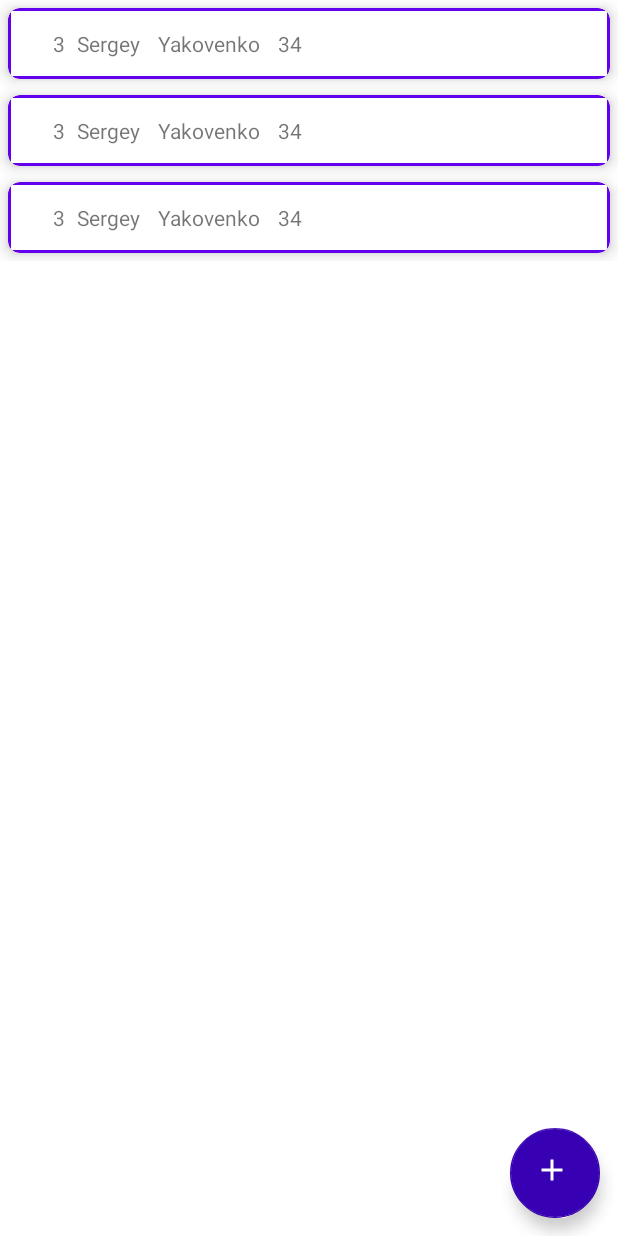
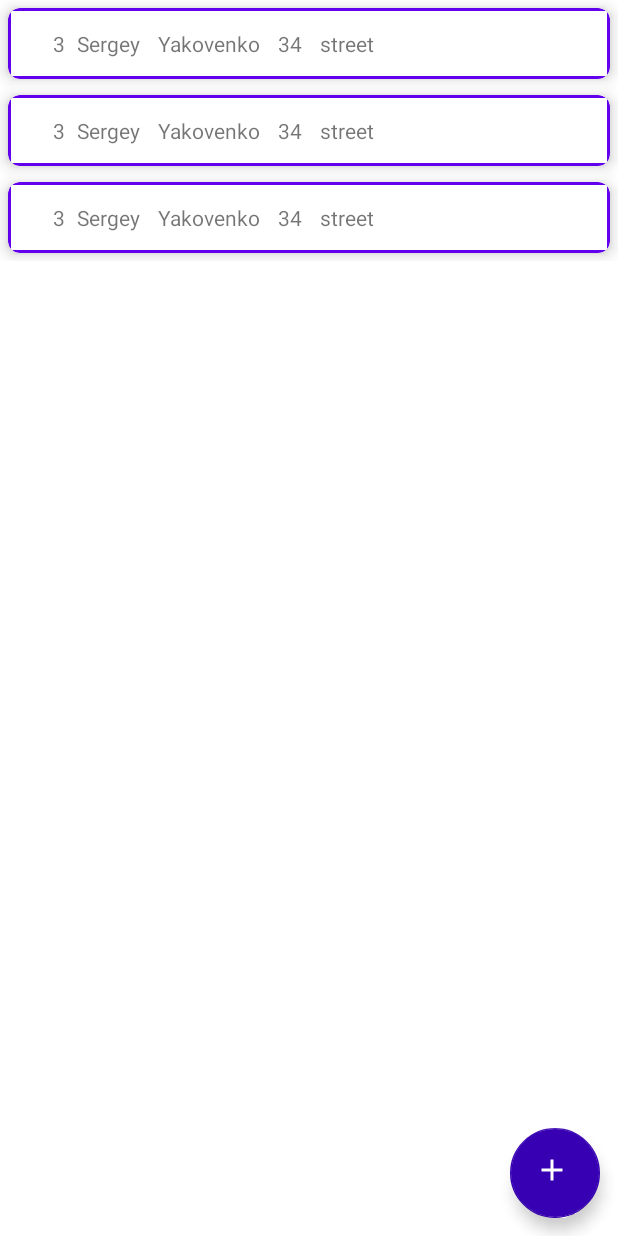
Before and after one commit to shpp-syakovenko/RoomAndRecyclerView, an Android app: the layout fragment_users.xml on its own in the app's theme, with its tools: preview values and no code run, on a phone screen of 412 x 824 dp. Run offline under Robolectric (Android 15) with nearby library versions, the phone set to English and light mode, and no system bars.

```diff
--- a/app/src/main/java/com/serglife/roomandrecyclerview/data/database/AppDatabase.kt
+++ b/app/src/main/java/com/serglife/roomandrecyclerview/data/database/AppDatabase.kt
@@ -6,7 +6,7 @@ import androidx.room.Room
 import androidx.room.RoomDatabase
 import com.serglife.roomandrecyclerview.data.entity.UserDb
 
-@Database(entities = [UserDb::class], version = 1, exportSchema = false)
+@Database(entities = [UserDb::class], version = 2, exportSchema = false)
 abstract class AppDatabase : RoomDatabase() {
 
     abstract fun userDao(): UserDao
@@ -24,7 +24,9 @@ abstract class AppDatabase : RoomDatabase() {
                     context,
                     AppDatabase::class.java,
                     DB_NAME
-                ).build()
+                )
+                    .fallbackToDestructiveMigration()
+                    .build()
                 db = instance
                 return instance
             }
--- /dev/null
+++ b/app/src/main/java/com/serglife/roomandrecyclerview/data/entity/AddressDb.kt
@@ -0,0 +1,6 @@
+package com.serglife.roomandrecyclerview.data.entity
+
+class AddressDb(
+    val street: String,
+    val number: Int
+)
--- a/app/src/main/java/com/serglife/roomandrecyclerview/data/entity/UserDb.kt
+++ b/app/src/main/java/com/serglife/roomandrecyclerview/data/entity/UserDb.kt
@@ -1,5 +1,6 @@
 package com.serglife.roomandrecyclerview.data.entity
 
+import androidx.room.Embedded
 import androidx.room.Entity
 import androidx.room.PrimaryKey
 
@@ -9,5 +10,7 @@ data class UserDb(
     val id: Int,
     val name: String,
     val secondName: String,
-    val age: Int
+    val age: Int,
+    @Embedded
+    val address: AddressDb = AddressDb("street", 1)
 )
--- a/app/src/main/java/com/serglife/roomandrecyclerview/domain/entity/User.kt
+++ b/app/src/main/java/com/serglife/roomandrecyclerview/domain/entity/User.kt
@@ -8,5 +8,6 @@ class User(
     val id: Int,
     val name: String,
     val secondName: String,
-    val age: Int
+    val age: Int,
+    val address: Address = Address("street", 1)
 ):Parcelable
--- a/app/src/main/java/com/serglife/roomandrecyclerview/presentation/users/adapter/UserViewHolder.kt
+++ b/app/src/main/java/com/serglife/roomandrecyclerview/presentation/users/adapter/UserViewHolder.kt
@@ -14,6 +14,7 @@ class UserViewHolder(itemView: View): RecyclerView.ViewHolder(itemView) {
         binding.tvName.text = user.name
         binding.tvSecondName.text = user.secondName
         binding.tvAge.text = user.age.toString()
+        binding.tvStreet.text = user.address.street
         binding.root.setOnClickListener {
             onClick?.invoke(user)
         }
--- a/app/src/main/res/layout/item_user.xml
+++ b/app/src/main/res/layout/item_user.xml
@@ -59,6 +59,14 @@
                 app:layout_constraintStart_toEndOf="@+id/tvSecondName"
                 app:layout_constraintTop_toTopOf="parent"
                 tools:text="34" />
+            <TextView
+                android:id="@+id/tvStreet"
+                android:layout_width="wrap_content"
+                android:layout_height="wrap_content"
+                android:layout_marginStart="12dp"
+                app:layout_constraintStart_toEndOf="@+id/tvAge"
+                app:layout_constraintTop_toTopOf="parent"
+                tools:text="street" />
         </androidx.constraintlayout.widget.ConstraintLayout>
 
     </androidx.cardview.widget.CardView>
```
Also changed, not shown: app/src/main/java/com/serglife/roomandrecyclerview/domain/entity/Address.kt (added, +10 -0 lines).
